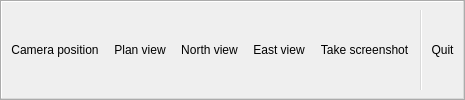
Above: libraries/View/GUI/UI/toolbar.ui from gsanhueza/BlastSight before the change. Below: the same form after it.
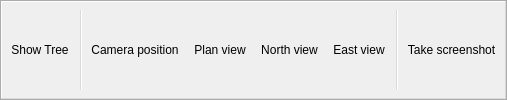
That is the form after the change. Icons and pictures are not drawn.

Commit message: Toolbar has an available treewidget à la mayavi pipeline

What changed in the file:
```diff
--- a/libraries/View/GUI/UI/toolbar.ui
+++ b/libraries/View/GUI/UI/toolbar.ui
@@ -2,13 +2,14 @@
 <ui version="4.0">
  <class>container</class>
     <widget class="QToolBar" name="mainToolBar">
+   <addaction name="action_show_tree"/>
+   <addaction name="separator"/>
      <addaction name="action_camera_position"/>
      <addaction name="action_plan_view"/>
      <addaction name="action_north_view"/>
      <addaction name="action_east_view"/>
+   <addaction name="separator"/>
      <addaction name="action_take_screenshot"/>
-     <addaction name="separator"/>
-     <addaction name="action_quit"/>
   <action name="action_load_mesh">
    <property name="icon">
     <iconset theme="fileopen">
@@ -33,6 +34,18 @@
     <string>Ctrl+Q</string>
    </property>
   </action>
+  <action name="action_show_tree">
+   <property name="icon">
+    <iconset theme="view-list-tree">
+     <normaloff>.</normaloff>.</iconset>
+   </property>
+   <property name="text">
+    <string>Show &amp;Tree</string>
+   </property>
+   <property name="shortcut">
+    <string>Ctrl+W</string>
+   </property>
+  </action>
   <action name="action_help">
    <property name="icon">
     <iconset theme="help">
```
Lines whose indentation alone changed are shown as unchanged. The commit also changes 3 other files.
